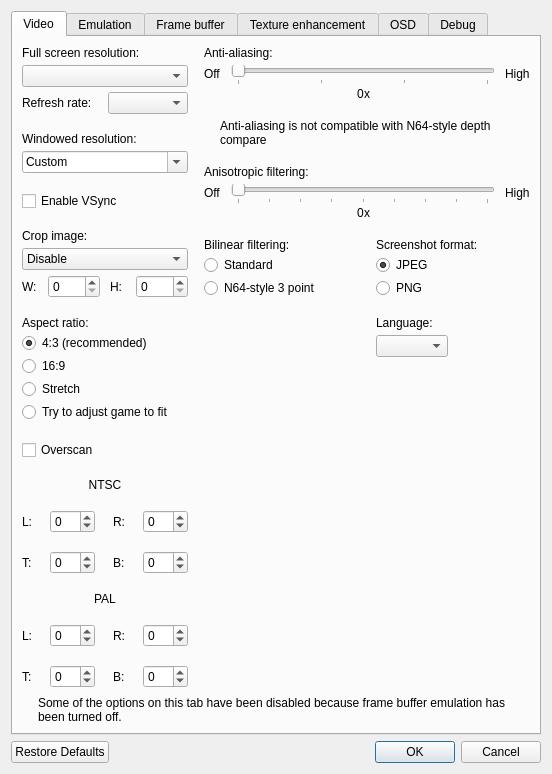
Qt form src/GLideNUI/configDialog.ui (gonetz/GLideN64) before a commit.
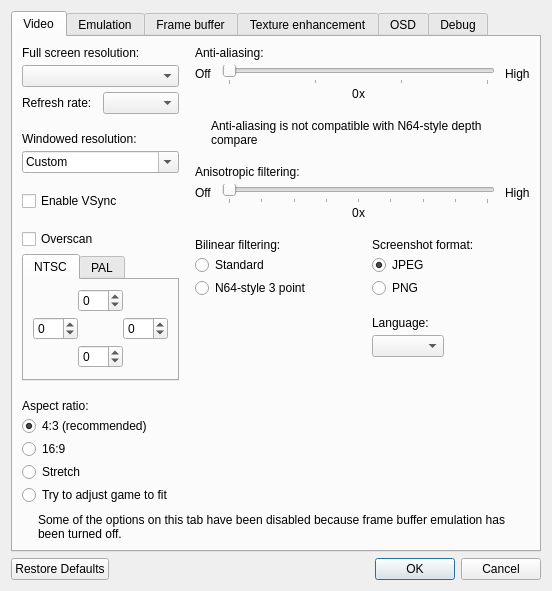
The same form after that commit. Icons and pictures are not drawn.

Commit message: UI: Crop removed, overscan controls now in hideable tab widget

The edit to the form file:
```diff
--- a/src/GLideNUI/configDialog.ui
+++ b/src/GLideNUI/configDialog.ui
@@ -158,7 +158,13 @@
             </widget>
            </item>
            <item>
-            <widget class="QFrame" name="cropImageFrame">
+            <widget class="QFrame" name="overscanFrame">
+             <property name="minimumSize">
+              <size>
+               <width>147</width>
+               <height>0</height>
+              </size>
+             </property>
              <property name="toolTip">
               <string>&lt;html&gt;&lt;head/&gt;&lt;body&gt;&lt;p&gt;You can use this option to crop black borders. Use &lt;span style=&quot; font-weight:600;&quot;&gt;Auto per game&lt;/span&gt; to crop automatically based on the game or &lt;span style=&quot; font-weight:600;&quot;&gt;Custom&lt;/span&gt; to set the number of pixels yourself. The number of pixels is based on the original N64 resolution.&lt;/p&gt;&lt;/body&gt;&lt;/html&gt;</string>
              </property>
@@ -179,121 +185,114 @@
                <number>0</number>
               </property>
               <item>
-               <widget class="QLabel" name="cropImageLabel">
-                <property name="locale">
-                 <locale language="English" country="UnitedStates"/>
-                </property>
+               <widget class="QCheckBox" name="overscanCheckBox">
                 <property name="text">
-                 <string>&lt;html&gt;&lt;head/&gt;&lt;body&gt;&lt;p&gt;Crop image:&lt;/p&gt;&lt;/body&gt;&lt;/html&gt;</string>
+                 <string>Overscan</string>
                 </property>
                </widget>
               </item>
               <item>
-               <widget class="QComboBox" name="cropImageComboBox">
-                <property name="locale">
-                 <locale language="English" country="UnitedStates"/>
+               <widget class="QTabWidget" name="overscanTabWidget">
+                <property name="sizePolicy">
+                 <sizepolicy hsizetype="Fixed" vsizetype="Fixed">
+                  <horstretch>0</horstretch>
+                  <verstretch>0</verstretch>
+                 </sizepolicy>
                 </property>
-                <item>
-                 <property name="text">
-                  <string>Disable</string>
-                 </property>
-                </item>
-                <item>
-                 <property name="text">
-                  <string>Auto per game</string>
-                 </property>
-                </item>
-                <item>
-                 <property name="text">
-                  <string>Custom</string>
-                 </property>
-                </item>
-               </widget>
-              </item>
-              <item>
-               <widget class="QFrame" name="cropImageCustomFrame">
-                <layout class="QHBoxLayout" name="horizontalLayout_23">
-                 <property name="leftMargin">
-                  <number>0</number>
-                 </property>
-                 <property name="topMargin">
-                  <number>0</number>
-                 </property>
-                 <property name="rightMargin">
-                  <number>0</number>
-                 </property>
-                 <property name="bottomMargin">
-                  <number>0</number>
-                 </property>
-                 <item>
-                  <widget class="QLabel" name="cropImageWidthLabel">
-                   <property name="locale">
-                    <locale language="English" country="UnitedStates"/>
-                   </property>
-                   <property name="text">
-                    <string extracomment="Abbreviation for &quot;width&quot;.">W:</string>
-                   </property>
-                  </widget>
-                 </item>
-                 <item>
-                  <widget class="QSpinBox" name="cropImageWidthSpinBox">
-                   <property name="minimumSize">
-                    <size>
-                     <width>52</width>
-                     <height>0</height>
-                    </size>
-                   </property>
-                   <property name="locale">
-                    <locale language="English" country="UnitedStates"/>
-                   </property>
-                   <property name="maximum">
-                    <number>64</number>
-                   </property>
-                  </widget>
-                 </item>
-                 <item>
-                  <spacer name="horizontalSpacer_9">
-                   <property name="orientation">
-                    <enum>Qt::Horizontal</enum>
-                   </property>
-                   <property name="sizeType">
-                    <enum>QSizePolicy::Fixed</enum>
-                   </property>
-                   <property name="sizeHint" stdset="0">
-                    <size>
-                     <width>4</width>
-                     <height>0</height>
-                    </size>
-                   </property>
-                  </spacer>
-                 </item>
-                 <item>
-                  <widget class="QLabel" name="cropImageHeightLabel">
-                   <property name="locale">
-                    <locale language="English" country="UnitedStates"/>
-                   </property>
-                   <property name="text">
-                    <string extracomment="Abbreviation for &quot;height&quot;.">H:</string>
-                   </property>
-                  </widget>
-                 </item>
-                 <item>
-                  <widget class="QSpinBox" name="cropImageHeightSpinBox">
-                   <property name="minimumSize">
-                    <size>
-                     <width>52</width>
-                     <height>0</height>
-                    </size>
-                   </property>
-                   <property name="locale">
-                    <locale language="English" country="UnitedStates"/>
-                   </property>
-                   <property name="maximum">
-                    <number>48</number>
-                   </property>
-                  </widget>
-                 </item>
-                </layout>
+                <widget class="QWidget" name="overscanNtscTab">
+                 <attribute name="title">
+                  <string>NTSC</string>
+                 </attribute>
+                 <layout class="QGridLayout" name="gridLayout_2">
+                  <property name="leftMargin">
+                   <number>9</number>
+                  </property>
+                  <property name="topMargin">
+                   <number>9</number>
+                  </property>
+                  <property name="rightMargin">
+                   <number>9</number>
+                  </property>
+                  <property name="bottomMargin">
+                   <number>9</number>
+                  </property>
+                  <property name="horizontalSpacing">
+                   <number>0</number>
+                  </property>
+                  <property name="verticalSpacing">
+                   <number>5</number>
+                  </property>
+                  <item row="1" column="0">
+                   <widget class="QSpinBox" name="overscanNtscLeftSpinBox">
+                    <property name="minimum">
+                     <number>-99</number>
+                    </property>
+                   </widget>
+                  </item>
+                  <item row="1" column="2">
+                   <widget class="QSpinBox" name="overscanNtscRightSpinBox">
+                    <property name="minimum">
+                     <number>-99</number>
+                    </property>
+                   </widget>
+                  </item>
+                  <item row="0" column="1">
+                   <widget class="QSpinBox" name="overscanNtscTopSpinBox">
+                    <property name="minimum">
+                     <number>-99</number>
+                    </property>
+                   </widget>
+                  </item>
+                  <item row="2" column="1">
+                   <widget class="QSpinBox" name="overscanNtscBottomSpinBox">
+                    <property name="minimum">
+                     <number>-99</number>
+                    </property>
+                   </widget>
+                  </item>
+                 </layout>
+                </widget>
+                <widget class="QWidget" name="overscanPalTab">
+                 <attribute name="title">
+                  <string>PAL</string>
+                 </attribute>
+                 <layout class="QGridLayout" name="gridLayout_4">
+                  <property name="horizontalSpacing">
+                   <number>0</number>
+                  </property>
+                  <property name="verticalSpacing">
+                   <number>5</number>
+                  </property>
+                  <item row="2" column="1">
+                   <widget class="QSpinBox" name="overscanPalBottomSpinBox">
+                    <property name="minimum">
+                     <number>-99</number>
+                    </property>
+                   </widget>
+                  </item>
+                  <item row="1" column="2">
+                   <widget class="QSpinBox" name="overscanPalRightSpinBox">
+                    <property name="minimum">
+                     <number>-99</number>
+                    </property>
+                   </widget>
+                  </item>
+                  <item row="1" column="0">
+                   <widget class="QSpinBox" name="overscanPalLeftSpinBox">
+                    <property name="minimum">
+                     <number>-99</number>
+                    </property>
+                   </widget>
+                  </item>
+                  <item row="0" column="1">
+                   <widget class="QSpinBox" name="overscanPalTopSpinBox">
+                    <property name="minimum">
+                     <number>-99</number>
+                    </property>
+                   </widget>
+                  </item>
+                 </layout>
+                </widget>
                </widget>
               </item>
              </layout>
@@ -373,165 +372,6 @@
              </layout>
             </widget>
            </item>
-           <item>
-            <layout class="QVBoxLayout" name="verticalLayoutOverscan">
-             <item>
-              <widget class="QCheckBox" name="overscanCheckBox">
-               <property name="text">
-                <string>Overscan</string>
-               </property>
-              </widget>
-             </item>
-             <item>
-              <widget class="QLabel" name="label_4">
-               <property name="text">
-                <string>NTSC</string>
-               </property>
-               <property name="alignment">
-                <set>Qt::AlignCenter</set>
-               </property>
-              </widget>
-             </item>
-             <item>
-              <layout class="QHBoxLayout" name="horizontalLayout_NTSC13">
-               <item>
-                <widget class="QLabel" name="label_ntsc_l">
-                 <property name="text">
-                  <string>L:</string>
-                 </property>
-                </widget>
-               </item>
-               <item>
-                <widget class="QSpinBox" name="overscanNtscLeftSpinBox">
-                 <property name="minimum">
-                  <number>-99</number>
-                 </property>
-                </widget>
-               </item>
-               <item>
-                <widget class="QLabel" name="label_ntsc_r">
-                 <property name="text">
-                  <string>R:</string>
-                 </property>
-                </widget>
-               </item>
-               <item>
-                <widget class="QSpinBox" name="overscanNtscRightSpinBox">
-                 <property name="minimum">
-                  <number>-99</number>
-                 </property>
-                </widget>
-               </item>
-              </layout>
-             </item>
-             <item>
-              <layout class="QHBoxLayout" name="horizontalLayout_NTSC14">
-               <item>
-                <widget class="QLabel" name="label_ntsc_t">
-                 <property name="text">
-                  <string>T:</string>
-                 </property>
-                </widget>
-               </item>
-               <item>
-                <widget class="QSpinBox" name="overscanNtscTopSpinBox">
-                 <property name="minimum">
-                  <number>-99</number>
-                 </property>
-                </widget>
-               </item>
-               <item>
-                <widget class="QLabel" name="label_ntsc_b">
-                 <property name="text">
-                  <string>B:</string>
-                 </property>
-                </widget>
-               </item>
-               <item>
-                <widget class="QSpinBox" name="overscanNtscBottomSpinBox">
-                 <property name="minimum">
-                  <number>-99</number>
-                 </property>
-                </widget>
-               </item>
-              </layout>
-             </item>
-             <item>
-              <widget class="QLabel" name="label_pal">
-               <property name="text">
-                <string>PAL</string>
-               </property>
-               <property name="alignment">
-                <set>Qt::AlignCenter</set>
-               </property>
-              </widget>
-             </item>
-             <item>
-              <layout class="QHBoxLayout" name="horizontalLayout_pal_13">
-               <item>
-                <widget class="QLabel" name="label_pal_l">
-                 <property name="text">
-                  <string>L:</string>
-                 </property>
-                </widget>
-               </item>
-               <item>
-                <widget class="QSpinBox" name="overscanPalLeftSpinBox">
-                 <property name="minimum">
-                  <number>-99</number>
-                 </property>
-                </widget>
-               </item>
-               <item>
-                <widget class="QLabel" name="label_pal_2">
-                 <property name="text">
-                  <string>R:</string>
-                 </property>
-                </widget>
-               </item>
-               <item>
-                <widget class="QSpinBox" name="overscanPalRightSpinBox">
-                 <property name="minimum">
-                  <number>-99</number>
-                 </property>
-                </widget>
-               </item>
-              </layout>
-             </item>
-             <item>
-              <layout class="QHBoxLayout" name="horizontalLayout_pal_14">
-               <item>
-                <widget class="QLabel" name="label_pal_t">
-                 <property name="text">
-                  <string>T:</string>
-                 </property>
-                </widget>
-               </item>
-               <item>
-                <widget class="QSpinBox" name="overscanPalTopSpinBox">
-                 <property name="minimum">
-                  <number>-99</number>
-                 </property>
-                </widget>
-               </item>
-               <item>
-                <widget class="QLabel" name="label_pal_b">
-                 <property name="text">
-                  <string>B:</string>
-                 </property>
-                </widget>
-               </item>
-               <item>
-                <widget class="QSpinBox" name="overscanPalBottomSpinBox">
-                 <property name="minimum">
-                  <number>-99</number>
-                 </property>
-                </widget>
-               </item>
-              </layout>
-             </item>
-            </layout>
-           </item>
            <item>
             <spacer name="verticalSpacer">
              <property name="orientation">
```
Left out of the diff: 48 changed lines with no effect on the pictures. The commit also changes 2 other files.
